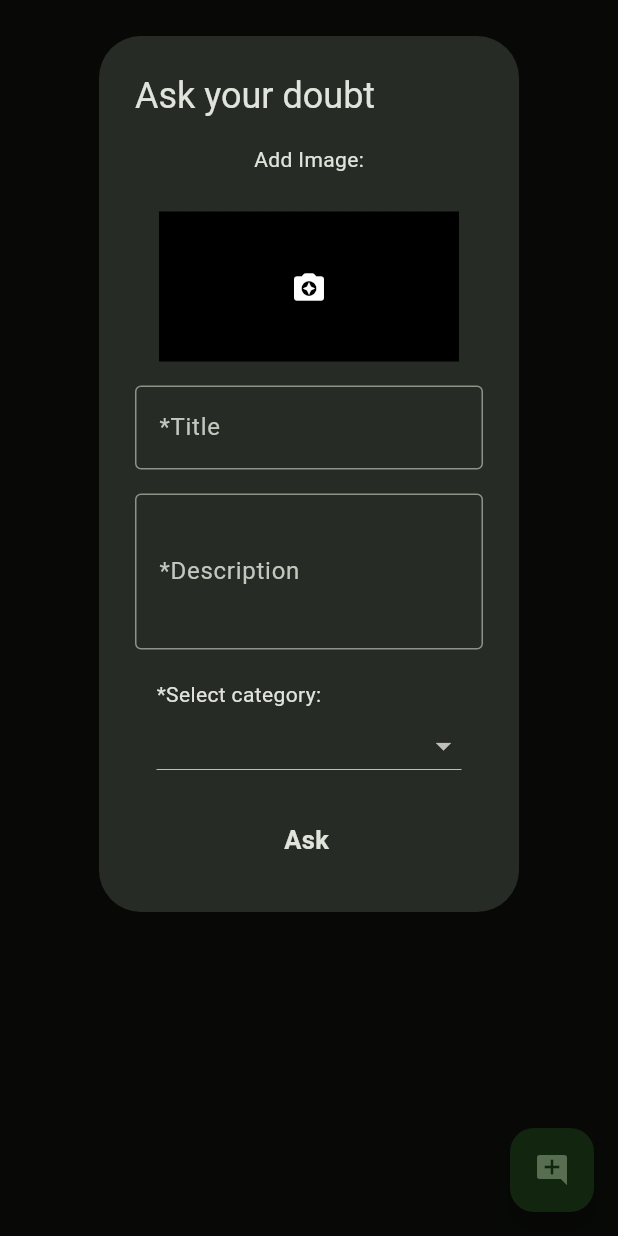
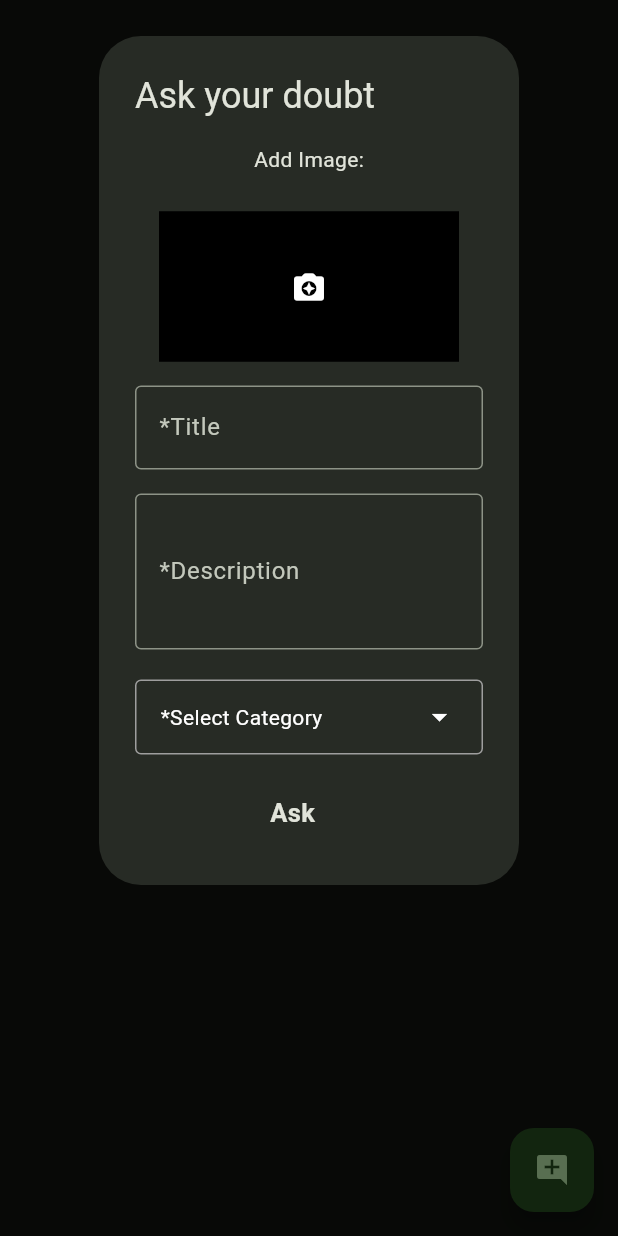
Before and after one commit to Somnathumapathi/Status200, a Flutter app: the QuestionScreen screen opened directly, after a tap on the "add comment" icon, on a phone screen of 412 x 824 dp. Run offline on Flutter 3.47's test engine with Material 3 defaults, Android fonts, the light colour scheme and no system bars; our stand-ins replace cloud_firestore, firebase_auth, firebase_core, firebase_storage, get, image_picker; missing offline and left inert: neopop; accounts and stored records are empty.

Commit message:
Important commit. Add Addquestion controller with all logics including images

```diff
--- a/lib/constants.dart
+++ b/lib/constants.dart
@@ -1,9 +1,11 @@
 import 'package:cloud_firestore/cloud_firestore.dart';
 import 'package:firebase_auth/firebase_auth.dart';
 import 'package:firebase_storage/firebase_storage.dart';
+import 'package:status200/controllers/addqcontroller.dart';
 import 'package:status200/controllers/authcontroller.dart';
 
 var firebaseAuth = FirebaseAuth.instance;
 var firebaseStorage = FirebaseStorage.instance;
 var fireStore = FirebaseFirestore.instance;
 var authController = AuthController.instance;
+// var addqcontroller = AddQuestionController.instance;
--- a/lib/models/question_model.dart
+++ b/lib/models/question_model.dart
@@ -1,9 +1,10 @@
 class Question {
   String qid;
+
   String qtitle;
   String? imageUrl;
   String qdescription;
-  QCategory category;
+  String category;
   Question(
       {required this.qid,
       required this.qtitle,
@@ -31,7 +32,7 @@ class Question {
         qid: data['qid'],
         qtitle: data['qtitle'],
         qdescription: data['qdescription'],
-        category: _parseCategory(data['category']),
+        category: data['category'],
         imageUrl: data.containsKey('imageUrl') ? data['imageUrl'] : null);
   }
   static QCategory _parseCategory(String cat) {
--- a/lib/views/widgets/addquestiondialog.dart
+++ b/lib/views/widgets/addquestiondialog.dart
@@ -1,13 +1,41 @@
+import 'dart:io';
+
 import 'package:flutter/foundation.dart';
 import 'package:flutter/material.dart';
+import 'package:get/get.dart';
+import 'package:image_picker/image_picker.dart';
 import 'package:neopop/neopop.dart';
+import 'package:status200/constants.dart';
+import 'package:status200/controllers/addqcontroller.dart';
 
 import '../../models/question_model.dart';
 
-class AddQuestionDialog extends StatelessWidget {
+class AddQuestionDialog extends StatefulWidget {
   AddQuestionDialog({super.key});
-  TextEditingController _titlecontroller = TextEditingController();
-  TextEditingController _desccontroller = TextEditingController();
+
+  @override
+  State<AddQuestionDialog> createState() => _AddQuestionDialogState();
+}
+
+class _AddQuestionDialogState extends State<AddQuestionDialog> {
+  final AddQuestionController addqcontroller = Get.put(AddQuestionController());
+  // TextEditingController _titlecontroller = TextEditingController();
+
+  // TextEditingController _desccontroller = TextEditingController();
+  QCategory? selectedCategory;
+  File? _image;
+
+  Future<void> _getImage() async {
+    final picker = ImagePicker();
+    final pickedFile = await picker.pickImage(source: ImageSource.gallery);
+
+    if (pickedFile != null) {
+      setState(() {
+        _image = File(pickedFile.path);
+      });
+    }
+  }
+
   List<QCategory> categories = QCategory.values;
 
   void _showCategorySelection(BuildContext context) {
@@ -18,15 +46,30 @@ class AddQuestionDialog extends StatelessWidget {
           itemCount: categories.length,
           itemBuilder: (BuildContext context, int index) {
             return ListTile(
-              title: Text(categories[index]
-                  .toString()
-                  .split('.')[1]), // Display category name
-              onTap: () {},
+              title: Text(categories[index].toString().split('.')[1]),
+              onTap: () {
+                setState(() {
+                  selectedCategory = categories[index];
+                  addqcontroller.qcategory = selectedCategory?.toString() ?? '';
+                });
+                Get.back();
+              },
             );
           },
         );
       },
     );
+  }
+
+  Future<void> onAsk(File? file) async {
+    if (addqcontroller.titlecontroller != null &&
+        addqcontroller.desccontroller != null &&
+        addqcontroller.qcategory != null) {
+      await addqcontroller.addQuestion(file);
+      Navigator.pop(context);
+    } else {
+      Get.snackbar('Error', 'Fill all the *required fields');
+    }
   }
 
   @override
@@ -39,23 +82,36 @@ class AddQuestionDialog extends StatelessWidget {
           const SizedBox(
             height: 25,
           ),
-          GestureDetector(
-            onTap: () {},
+          InkWell(
+            onTap: _getImage,
             child: Container(
               width: 200,
               height: 100,
               color: Colors.black,
-              child:
-                  const Icon(Icons.camera_enhance_rounded, color: Colors.white),
+              child: _image != null
+                  ? Image.file(
+                      _image!,
+                      width: 200,
+                      height: 100,
+                      fit: BoxFit.cover,
+                    )
+                  : Container(
+                      width: 200,
+                      height: 100,
+                      color: Colors.black,
+                      child: const Icon(Icons.camera_enhance_rounded,
+                          color: Colors.white),
+                    ),
             ),
           ),
+
           const SizedBox(height: 16),
           TextFormField(
             decoration: const InputDecoration(
               labelText: '*Title',
               border: OutlineInputBorder(),
             ),
-            controller: _titlecontroller,
+            controller: addqcontroller.titlecontroller,
           ),
           const SizedBox(height: 16),
           TextFormField(
@@ -64,7 +120,7 @@ class AddQuestionDialog extends StatelessWidget {
               labelText: '*Description',
               border: OutlineInputBorder(),
             ),
-            controller: _desccontroller,
+            controller: addqcontroller.desccontroller,
           ),
           SizedBox(
             height: 20,
@@ -82,21 +138,26 @@ class AddQuestionDialog extends StatelessWidget {
           Column(
             crossAxisAlignment: CrossAxisAlignment.start,
             children: [
-              Text('*Select category:'),
-              DropdownButton<String>(
-                // value: controller.selectedCategory.value,
-                onChanged: (String? newValue) {
-                  if (newValue != null) {
-                    // controller.selectCategory(newValue);
-                  }
-                },
-                items: categories
-                    .map<DropdownMenuItem<String>>((QCategory category) {
-                  return DropdownMenuItem<String>(
-                    value: category.toString(),
-                    child: Text(category.toString().split('.')[1]),
-                  );
-                }).toList(),
+              InkWell(
+                onTap: () => _showCategorySelection(context),
+                child: Container(
+                  padding: EdgeInsets.symmetric(horizontal: 16, vertical: 12),
+                  decoration: BoxDecoration(
+                    border: Border.all(color: Colors.grey),
+                    borderRadius: BorderRadius.circular(4),
+                  ),
+                  child: Row(
+                    mainAxisAlignment: MainAxisAlignment.spaceBetween,
+                    children: [
+                      Text(
+                        selectedCategory?.toString().split('.')[1] ??
+                            '*Select Category',
+                        style: TextStyle(color: Colors.white),
+                      ),
+                      Icon(Icons.arrow_drop_down),
+                    ],
+                  ),
+                ),
               ),
               SizedBox(
                 height: 15,
@@ -106,10 +167,12 @@ class AddQuestionDialog extends StatelessWidget {
                   showShimmer: true,
                   color: const Color.fromARGB(255, 225, 205, 23),
                 ),
-                onTapUp: () {},
+                onTapUp: () {
+                  onAsk(_image);
+                },
                 child: const Padding(
                   padding: EdgeInsets.symmetric(
-                    horizontal: 85.0,
+                    horizontal: 90.0,
                     vertical: 12,
                   ),
                   child: Text(
--- a/pubspec.yaml
+++ b/pubspec.yaml
@@ -41,6 +41,7 @@ dependencies:
   firebase_auth: ^4.15.3
   cloud_firestore: ^4.13.6
   firebase_storage: ^11.5.6
+  image_picker: ^1.0.5
 
 dev_dependencies:
   flutter_test:
```
Also changed, not shown: lib/controllers/addqcontroller.dart (added, +64 -0 lines), lib/controllers/authcontroller.dart (+4 -4 lines), pubspec.lock, 5 other files.
